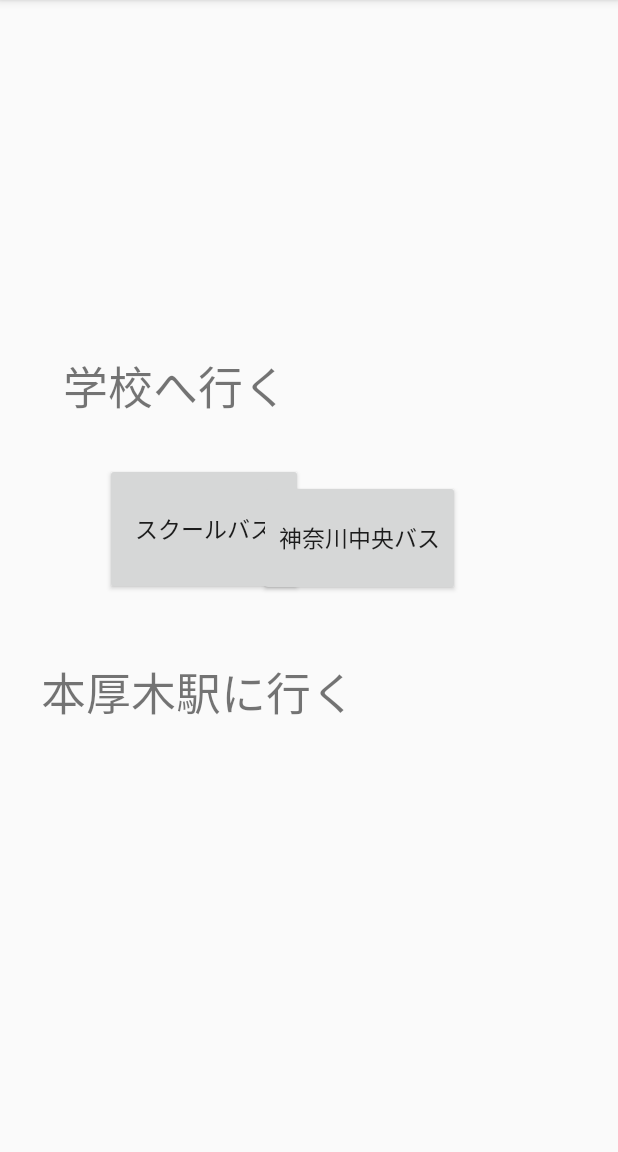
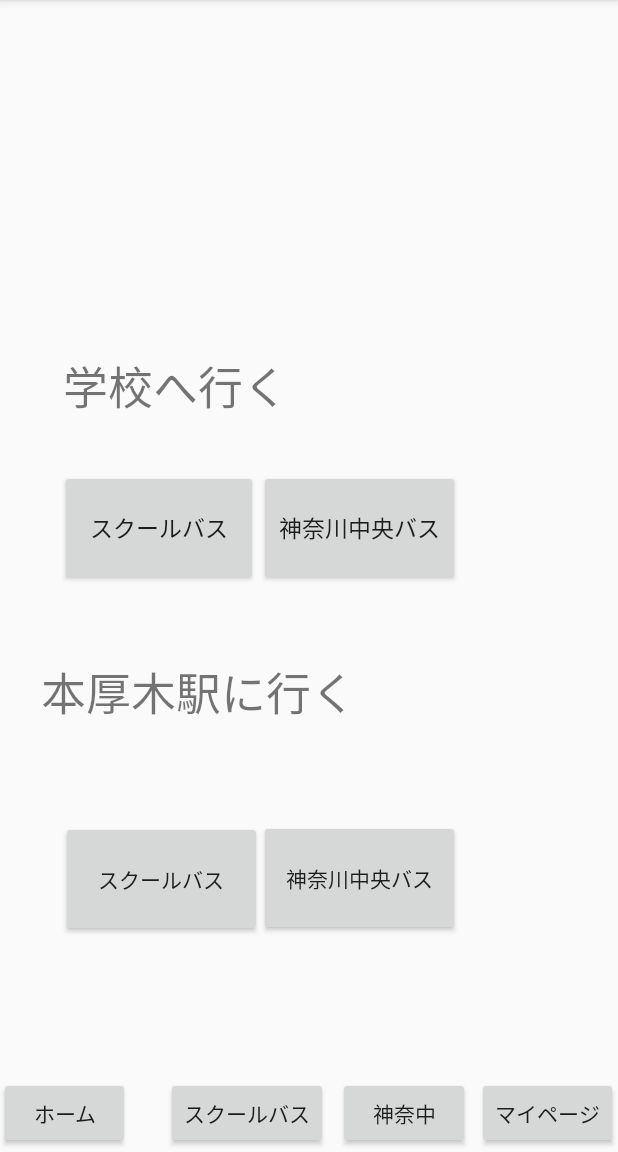
Before and after one commit to 20b705/Bus.application, an Android app: the screen it shows after launch (MainActivity), on a phone screen of 412 x 824 dp, the part 84-1236 px from its top. Run offline under Robolectric (Android 15) with nearby library versions, the phone set to English and light mode, and no system bars.

Commit message:
Home.javaレイアウトの作成

```diff
--- a/app/src/main/res/layout/activity_main.xml
+++ b/app/src/main/res/layout/activity_main.xml
@@ -44,16 +44,16 @@
     <Button
         android:id="@+id/button"
         android:layout_width="132dp"
-        android:layout_height="88dp"
-        android:layout_marginStart="50dp"
-        android:layout_marginLeft="50dp"
-        android:layout_marginEnd="40dp"
-        android:layout_marginRight="40dp"
+        android:layout_height="77dp"
+        android:layout_marginStart="40dp"
+        android:layout_marginLeft="40dp"
+        android:layout_marginEnd="20dp"
+        android:layout_marginRight="20dp"
         android:text="スクールバス"
         android:textSize="15sp"
         app:layout_constraintBottom_toBottomOf="parent"
         app:layout_constraintEnd_toEndOf="parent"
-        app:layout_constraintHorizontal_bias="0.104"
+        app:layout_constraintHorizontal_bias="0.0"
         app:layout_constraintStart_toStartOf="parent"
         app:layout_constraintTop_toTopOf="parent"
         app:layout_constraintVertical_bias="0.454" />
@@ -69,7 +69,113 @@
         app:layout_constraintHorizontal_bias="0.62"
         app:layout_constraintStart_toStartOf="parent"
         app:layout_constraintTop_toTopOf="parent"
-        app:layout_constraintVertical_bias="0.463" />
+        app:layout_constraintVertical_bias="0.454" />
+
+    <Button
+        android:id="@+id/button3"
+        android:layout_width="134dp"
+        android:layout_height="77dp"
+        android:layout_marginStart="40dp"
+        android:layout_marginLeft="40dp"
+        android:layout_marginTop="55dp"
+        android:layout_marginEnd="20dp"
+        android:layout_marginRight="20dp"
+        android:layout_marginBottom="136dp"
+        android:text="スクールバス"
+        app:layout_constraintBottom_toBottomOf="parent"
+        app:layout_constraintEnd_toEndOf="parent"
+        app:layout_constraintHorizontal_bias="0.004"
+        app:layout_constraintStart_toStartOf="parent"
+        app:layout_constraintTop_toBottomOf="@+id/textView2" />
+
+    <Button
+        android:id="@+id/button4"
+        android:layout_width="134dp"
+        android:layout_height="77dp"
+        android:layout_marginTop="55dp"
+        android:layout_marginBottom="137dp"
+        android:text="神奈川中央バス"
+        app:layout_constraintBottom_toBottomOf="parent"
+        app:layout_constraintEnd_toEndOf="parent"
+        app:layout_constraintHorizontal_bias="0.62"
+        app:layout_constraintStart_toStartOf="parent"
+        app:layout_constraintTop_toBottomOf="@+id/textView2" />
+
+    <Button
+        android:id="@+id/button5"
+        android:layout_width="wrap_content"
+        android:layout_height="wrap_content"
+        android:layout_marginEnd="12dp"
+        android:layout_marginRight="12dp"
+        android:layout_marginBottom="2dp"
+        android:text="ホーム"
+        android:layout_weight="1"
+        app:layout_constraintBottom_toBottomOf="parent"
+        app:layout_constraintEnd_toStartOf="@+id/button6"
+        app:layout_constraintStart_toStartOf="parent" />
+
+    <Button
+        android:id="@+id/button6"
+        android:layout_width="wrap_content"
+        android:layout_height="wrap_content"
+        android:layout_marginStart="12dp"
+        android:layout_marginLeft="12dp"
+        android:layout_marginEnd="5dp"
+        android:layout_marginRight="5dp"
+        android:layout_marginBottom="2dp"
+        android:text="スクールバス"
+        android:layout_weight="1"
+        app:layout_constraintBottom_toBottomOf="parent"
+        app:layout_constraintEnd_toStartOf="@+id/button7"
+        app:layout_constraintStart_toEndOf="@+id/button5" />
+
+    <Button
+        android:id="@+id/button7"
+        android:layout_width="wrap_content"
+        android:layout_height="wrap_content"
+        android:layout_marginStart="1dp"
+        android:layout_marginLeft="1dp"
+        android:layout_marginEnd="3dp"
+        android:layout_marginRight="3dp"
+        android:layout_marginBottom="2dp"
+        android:text="神奈中"
+        android:layout_weight="1"
+        app:layout_constraintBottom_toBottomOf="parent"
+        app:layout_constraintEnd_toStartOf="@+id/button8"
+        app:layout_constraintStart_toEndOf="@+id/button6" />
+
+    <Button
+        android:id="@+id/button8"
+        android:layout_width="wrap_content"
+        android:layout_height="wrap_content"
+        android:layout_marginStart="1dp"
+        android:layout_marginLeft="1dp"
+        android:layout_marginEnd="1dp"
+        android:layout_marginRight="1dp"
+        android:layout_marginBottom="2dp"
+        android:text="マイページ"
+        android:layout_weight="1"
+        app:layout_constraintBottom_toBottomOf="parent"
+        app:layout_constraintEnd_toEndOf="parent"
+        app:layout_constraintStart_toEndOf="@+id/button7" />
+
+<!--    <DigitalClock-->
+<!--        android:id=-->
+<!--        android:layout_width="200dp"-->
+<!--        android:layout_height="100dp"-->
+<!--        app:layout_constraintBottom_toBottomOf="parent"-->
+<!--        app:layout_constraintEnd_toEndOf="parent"-->
+<!--        app:layout_constraintHorizontal_bias="0.498"-->
+<!--        app:layout_constraintStart_toStartOf="parent"-->
+<!--        app:layout_constraintTop_toTopOf="parent"-->
+<!--        app:layout_constraintVertical_bias="0.108" />”@+id/digitalClock1″-->
+<!--    android:layout_weight=”wrap_content”-->
+<!--    android:layout_height=”wrap_content”-->
+<!--    android:layout_alignParentLeft=”true”-->
+<!--    android:layout_alignParentTop=”true”-->
+<!--    android:layout_marginLeft=”58dp”-->
+<!--    android:layout_marginTop=”38dp”-->
+<!--    android:text=”DigitalClock” />-->
 
 
 </androidx.constraintlayout.widget.ConstraintLayout>
```
